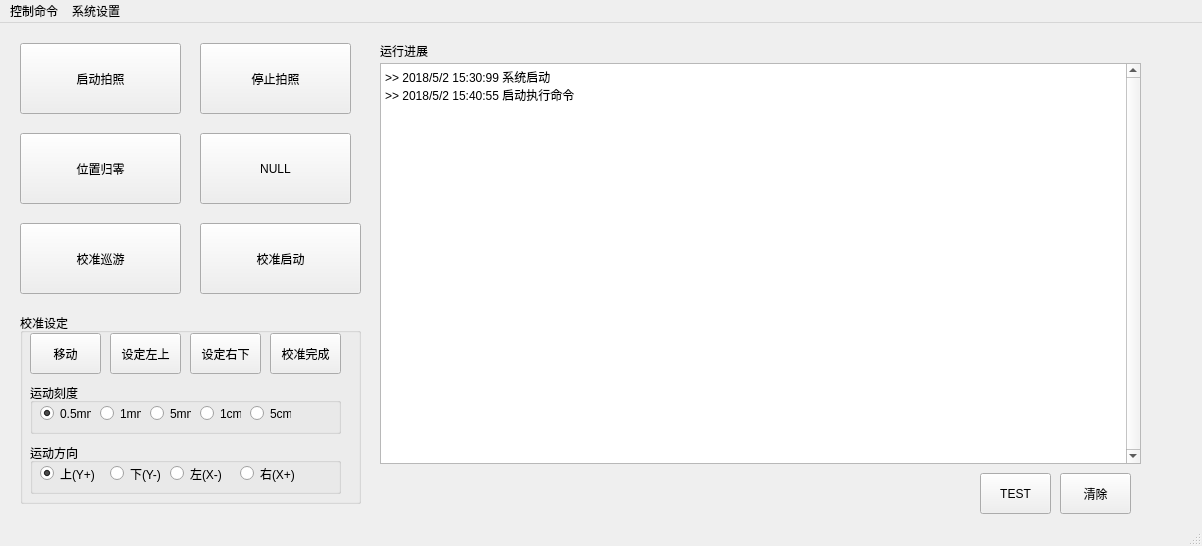
Baxianxiahai/huicloud, file cebs/form_qt/cebsMainForm.ui: the form before one commit.
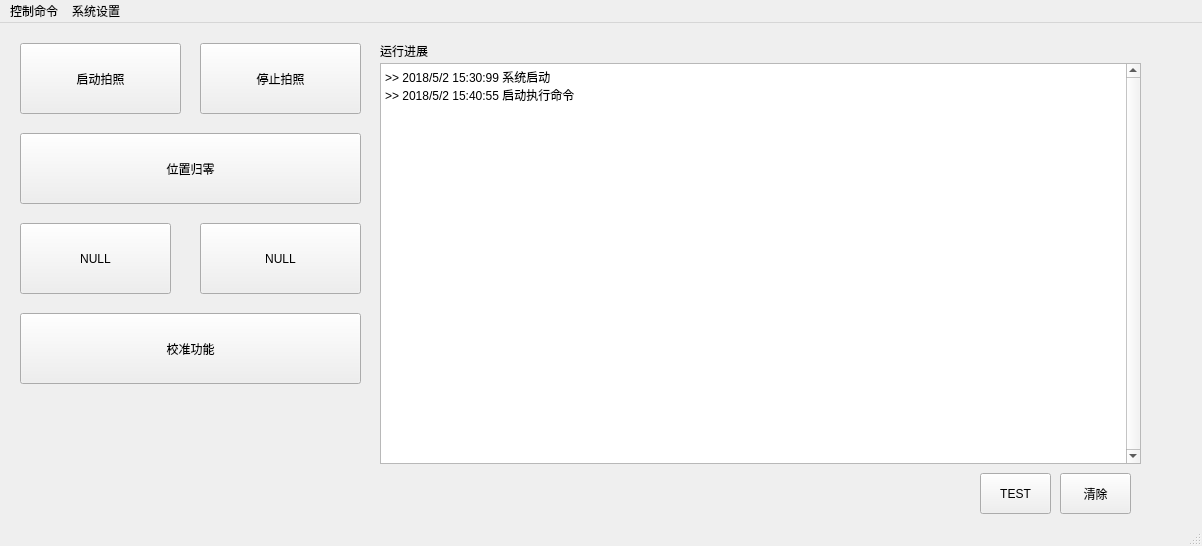
The form after the commit.

```diff
--- a/cebs/form_qt/cebsMainForm.ui
+++ b/cebs/form_qt/cebsMainForm.ui
@@ -96,7 +96,7 @@
      <rect>
       <x>200</x>
       <y>20</y>
-      <width>151</width>
+      <width>161</width>
       <height>71</height>
      </rect>
     </property>
@@ -135,7 +135,7 @@
      <rect>
       <x>20</x>
       <y>110</y>
-      <width>161</width>
+      <width>341</width>
       <height>71</height>
      </rect>
     </property>
@@ -143,257 +143,24 @@
      <string>位置归零</string>
     </property>
    </widget>
-   <widget class="QPushButton" name="pushButton_cala_pilot">
-    <property name="geometry">
-     <rect>
-      <x>20</x>
-      <y>200</y>
-      <width>161</width>
-      <height>71</height>
-     </rect>
-    </property>
-    <property name="text">
-     <string>校准巡游</string>
-    </property>
-   </widget>
-   <widget class="QGroupBox" name="groupBox_cala_set">
+   <widget class="QPushButton" name="pushButton_ctrl_calib">
     <property name="geometry">
      <rect>
       <x>20</x>
       <y>290</y>
       <width>341</width>
-      <height>191</height>
-     </rect>
-    </property>
-    <property name="title">
-     <string>校准设定</string>
-    </property>
-    <widget class="QGroupBox" name="groupBox_cala_move_scale">
-     <property name="geometry">
-      <rect>
-       <x>10</x>
-       <y>70</y>
-       <width>311</width>
-       <height>51</height>
-      </rect>
-     </property>
-     <property name="title">
-      <string>运动刻度</string>
-     </property>
-     <widget class="QRadioButton" name="radioButton_cala_5cm">
-      <property name="geometry">
-       <rect>
-        <x>220</x>
-        <y>20</y>
-        <width>41</width>
-        <height>21</height>
-       </rect>
-      </property>
-      <property name="text">
-       <string>5cm</string>
-      </property>
-     </widget>
-     <widget class="QRadioButton" name="radioButton_cala_05mm">
-      <property name="geometry">
-       <rect>
-        <x>10</x>
-        <y>20</y>
-        <width>51</width>
-        <height>21</height>
-       </rect>
-      </property>
-      <property name="text">
-       <string>0.5mm</string>
-      </property>
-      <property name="checked">
-       <bool>true</bool>
-      </property>
-     </widget>
-     <widget class="QRadioButton" name="radioButton_cala_1cm">
-      <property name="geometry">
-       <rect>
-        <x>170</x>
-        <y>20</y>
-        <width>41</width>
-        <height>21</height>
-       </rect>
-      </property>
-      <property name="text">
-       <string>1cm</string>
-      </property>
-     </widget>
-     <widget class="QRadioButton" name="radioButton_cala_1mm">
-      <property name="geometry">
-       <rect>
-        <x>70</x>
-        <y>20</y>
-        <width>41</width>
-        <height>21</height>
-       </rect>
-      </property>
-      <property name="text">
-       <string>1mm</string>
-      </property>
-      <property name="checked">
-       <bool>false</bool>
-      </property>
-     </widget>
-     <widget class="QRadioButton" name="radioButton_cala_5mm">
-      <property name="geometry">
-       <rect>
-        <x>120</x>
-        <y>20</y>
-        <width>41</width>
-        <height>21</height>
-       </rect>
-      </property>
-      <property name="text">
-       <string>5mm</string>
-      </property>
-     </widget>
-    </widget>
-    <widget class="QGroupBox" name="groupBox_cala_move_dir">
-     <property name="geometry">
-      <rect>
-       <x>10</x>
-       <y>130</y>
-       <width>311</width>
-       <height>51</height>
-      </rect>
-     </property>
-     <property name="title">
-      <string>运动方向</string>
-     </property>
-     <widget class="QRadioButton" name="radioButton_cala_y_plus">
-      <property name="geometry">
-       <rect>
-        <x>10</x>
-        <y>20</y>
-        <width>61</width>
-        <height>21</height>
-       </rect>
-      </property>
-      <property name="text">
-       <string>上(Y+)</string>
-      </property>
-      <property name="checked">
-       <bool>true</bool>
-      </property>
-     </widget>
-     <widget class="QRadioButton" name="radioButton_cala_x_plus">
-      <property name="geometry">
-       <rect>
-        <x>210</x>
-        <y>20</y>
-        <width>61</width>
-        <height>21</height>
-       </rect>
-      </property>
-      <property name="text">
-       <string>右(X+)</string>
-      </property>
-     </widget>
-     <widget class="QRadioButton" name="radioButton_cala_y_minus">
-      <property name="geometry">
-       <rect>
-        <x>80</x>
-        <y>20</y>
-        <width>61</width>
-        <height>21</height>
-       </rect>
-      </property>
-      <property name="text">
-       <string>下(Y-)</string>
-      </property>
-      <property name="checked">
-       <bool>false</bool>
-      </property>
-     </widget>
-     <widget class="QRadioButton" name="radioButton_cala_x_minus">
-      <property name="geometry">
-       <rect>
-        <x>140</x>
-        <y>20</y>
-        <width>61</width>
-        <height>21</height>
-       </rect>
-      </property>
-      <property name="text">
-       <string>左(X-)</string>
-      </property>
-     </widget>
-    </widget>
-    <widget class="QPushButton" name="pushButton_cala_move">
-     <property name="geometry">
-      <rect>
-       <x>10</x>
-       <y>20</y>
-       <width>71</width>
-       <height>41</height>
-      </rect>
-     </property>
-     <property name="text">
-      <string>移动</string>
-     </property>
-    </widget>
-    <widget class="QPushButton" name="pushButton_cala_left_up">
-     <property name="geometry">
-      <rect>
-       <x>90</x>
-       <y>20</y>
-       <width>71</width>
-       <height>41</height>
-      </rect>
-     </property>
-     <property name="text">
-      <string>设定左上</string>
-     </property>
-    </widget>
-    <widget class="QPushButton" name="pushButton_cala_right_bottom">
-     <property name="geometry">
-      <rect>
-       <x>170</x>
-       <y>20</y>
-       <width>71</width>
-       <height>41</height>
-      </rect>
-     </property>
-     <property name="text">
-      <string>设定右下</string>
-     </property>
-    </widget>
-    <widget class="QPushButton" name="pushButton_cala_comp">
-     <property name="geometry">
-      <rect>
-       <x>250</x>
-       <y>20</y>
-       <width>71</width>
-       <height>41</height>
-      </rect>
-     </property>
-     <property name="text">
-      <string>校准完成</string>
-     </property>
-    </widget>
-   </widget>
-   <widget class="QPushButton" name="pushButton_cala_start">
-    <property name="geometry">
-     <rect>
-      <x>200</x>
-      <y>200</y>
-      <width>161</width>
       <height>71</height>
      </rect>
     </property>
     <property name="text">
-     <string>校准启动</string>
+     <string>校准功能</string>
     </property>
    </widget>
    <widget class="QPushButton" name="pushButton_ctrl_null">
     <property name="geometry">
      <rect>
-      <x>200</x>
-      <y>110</y>
+      <x>20</x>
+      <y>200</y>
       <width>151</width>
       <height>71</height>
      </rect>
@@ -402,6 +169,19 @@
      <string>NULL</string>
     </property>
    </widget>
+   <widget class="QPushButton" name="pushButton_ctrl_null_3">
+    <property name="geometry">
+     <rect>
+      <x>200</x>
+      <y>200</y>
+      <width>161</width>
+      <height>71</height>
+     </rect>
+    </property>
+    <property name="text">
+     <string>NULL</string>
+    </property>
+   </widget>
   </widget>
   <widget class="QMenuBar" name="menubar">
    <property name="geometry">
```
Left out of the diff: 135 changed lines with no effect on the pictures.
